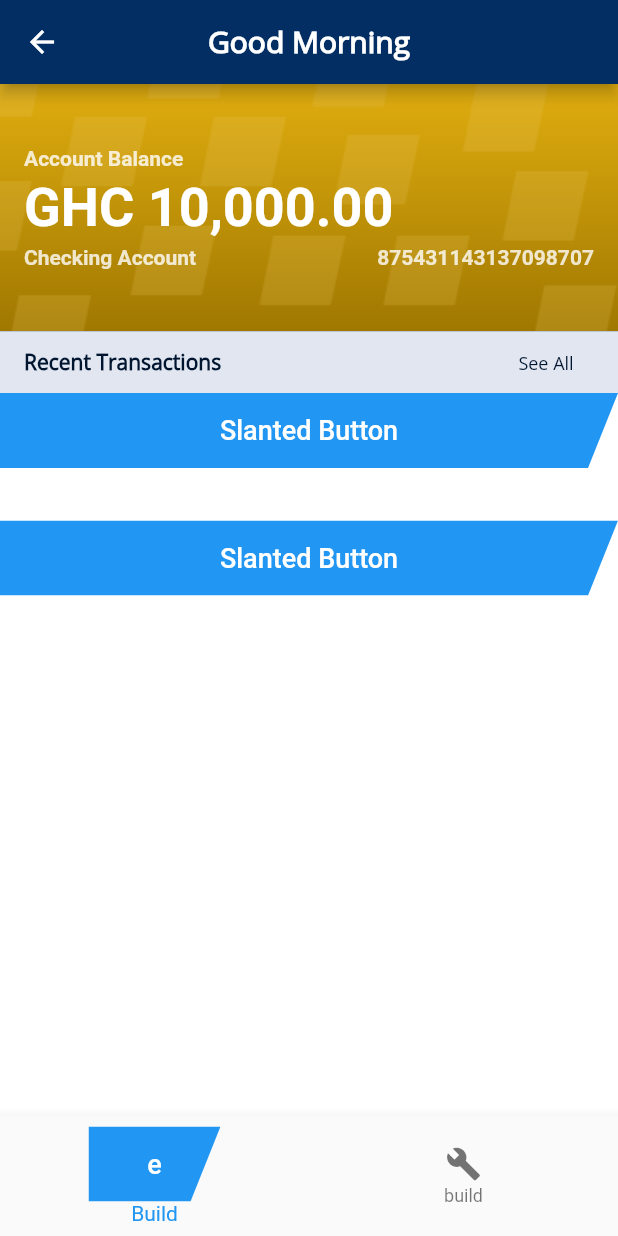
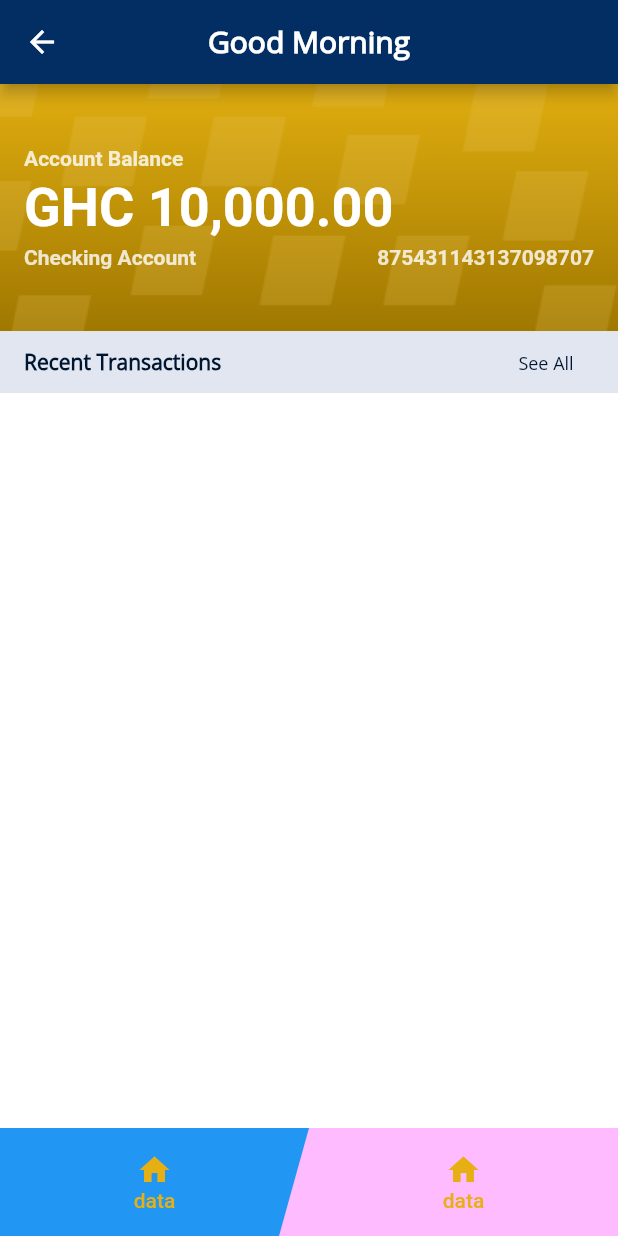
Before and after one commit to Carlysberg/BankApp, a Flutter app: the HomeScreen screen opened directly, on a phone screen of 412 x 824 dp. Run offline on Flutter 3.47's test engine with Material 2 defaults, Android fonts, the phone set to English and light mode, and no system bars.

Commit message:
implemented navbar

```diff
--- a/lib/screens/home_screen.dart
+++ b/lib/screens/home_screen.dart
@@ -20,32 +20,7 @@ class HomeScreen extends StatelessWidget {
           ),
         centerTitle: true,
       ),
-      bottomNavigationBar: BottomNavigationBar(
-          items: [
-            BottomNavigationBarItem(
-                label: "Build",
-                icon: SlantedEdgeButton(
-                    slantHeight: 50,
-                    text: "e",
-                    onPressed: (){}
-                ),),
-            BottomNavigationBarItem(
-                label: "build",
-                icon: Icon(Icons.build)),
-
-      ]),
-      body: Container(
-        decoration: const BoxDecoration(
-            gradient: LinearGradient(
-                begin: Alignment.topCenter,
-                end: Alignment.bottomCenter,
-                colors: <Color>[
-                  Color(0xFF022E64),
-                  Color(0xFF004395),
-                  Color(0xFF00408F)
-                ])
-        ),
-        child: Column(
+      body: Column(
         children: [
           const BalanceCard(accountBalance: '10,000.00'),
           Expanded(
@@ -53,27 +28,58 @@ class HomeScreen extends StatelessWidget {
               color: Colors.white,
               child: ListView(
                 children: [
-                    SlantedEdgeButton(
-                      slantHeight: 50,
-                      text: 'Slanted Button',
-                      onPressed: () {
-                        // Handle button press
+                  ListTile(
+
+                  )
+                ],
+              ),
+              ),
+          ),
+          Container(
+            color: Color(0xFFFFbbFF),
+            child: Row(mainAxisAlignment: MainAxisAlignment.spaceBetween,
+              children: [
+                Expanded(
+                  child: SlantedEdgeButton(
+                      slantHeight: 72,
+                      icon: Icon(Icons.home,
+                      color: Color(0xFFE6B014),
+                      ),
+                      text: Text('data',
+                        style: TextStyle(
+                          color: Color(0xFFE6B014)
+                        )
+                      ),
+                      onPressed: (){
+
                       },
                     ),
-                    SizedBox(height: 35),
-                    SlantedEdgeButton(
-                      slantHeight: 50,
-                      text: 'Slanted Button',
-                      onPressed: () {
-                        // Handle button press
-                      },
+                ),
+                Expanded(
+                    child: MaterialButton(
+                      onPressed: (){},
+                      child: Container(
+                        height: 72,
+                        color: const Color(0xFFFFbbFF),
+                        child: Column(mainAxisAlignment: MainAxisAlignment.center,
+                              children: [
+                                Icon(Icons.home,
+                                  color: Color(0xFFE6B014),
+                                ),
+                                Text('data',
+                                    style: TextStyle(
+                                        color: Color(0xFFE6B014)
+                                    )
                                 ),
                               ],
                         ),
                       ),
                     )
+                )
               ],
             ),
+          )
+        ],
       ),
     );
   }
--- a/lib/widgets/slanted_edge_button.dart
+++ b/lib/widgets/slanted_edge_button.dart
@@ -3,13 +3,15 @@ import 'package:flutter/material.dart';
 
 class SlantedEdgeButton extends StatelessWidget {
   final double slantHeight;
-  final String text;
+  final Widget text;
   final VoidCallback onPressed;
+  final Widget icon;
 
   SlantedEdgeButton({
     required this.slantHeight,
     required this.text,
     required this.onPressed,
+    required this.icon,
   });
 
   @override
@@ -21,12 +23,11 @@ class SlantedEdgeButton extends StatelessWidget {
         color: Colors.blue,
         child: MaterialButton(
           onPressed: onPressed,
-          child: Text(
-            text,
-            style: TextStyle(
-              color: Colors.white,
-              fontSize: 18,
-            ),
+          child: Column(mainAxisAlignment: MainAxisAlignment.center,
+            children: [
+              icon,
+              text
+            ],
           ),
         ),
       ),
```
Lines whose indentation alone changed are shown as unchanged.
